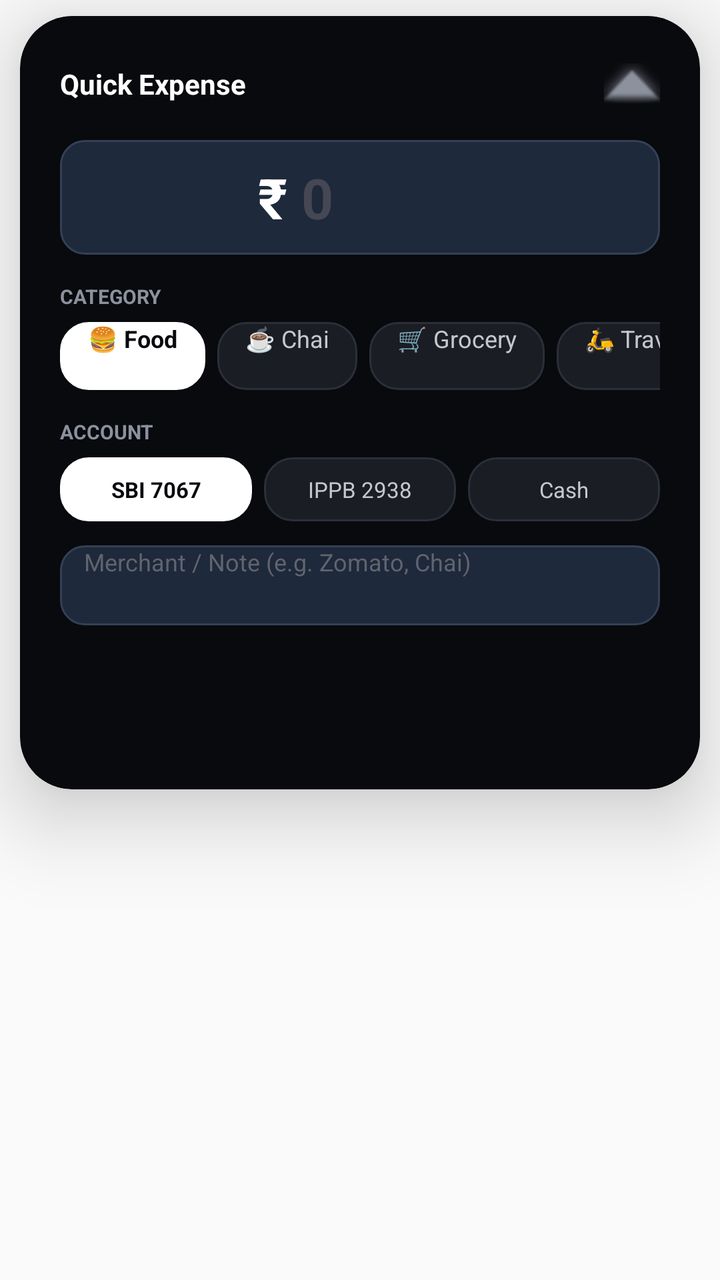
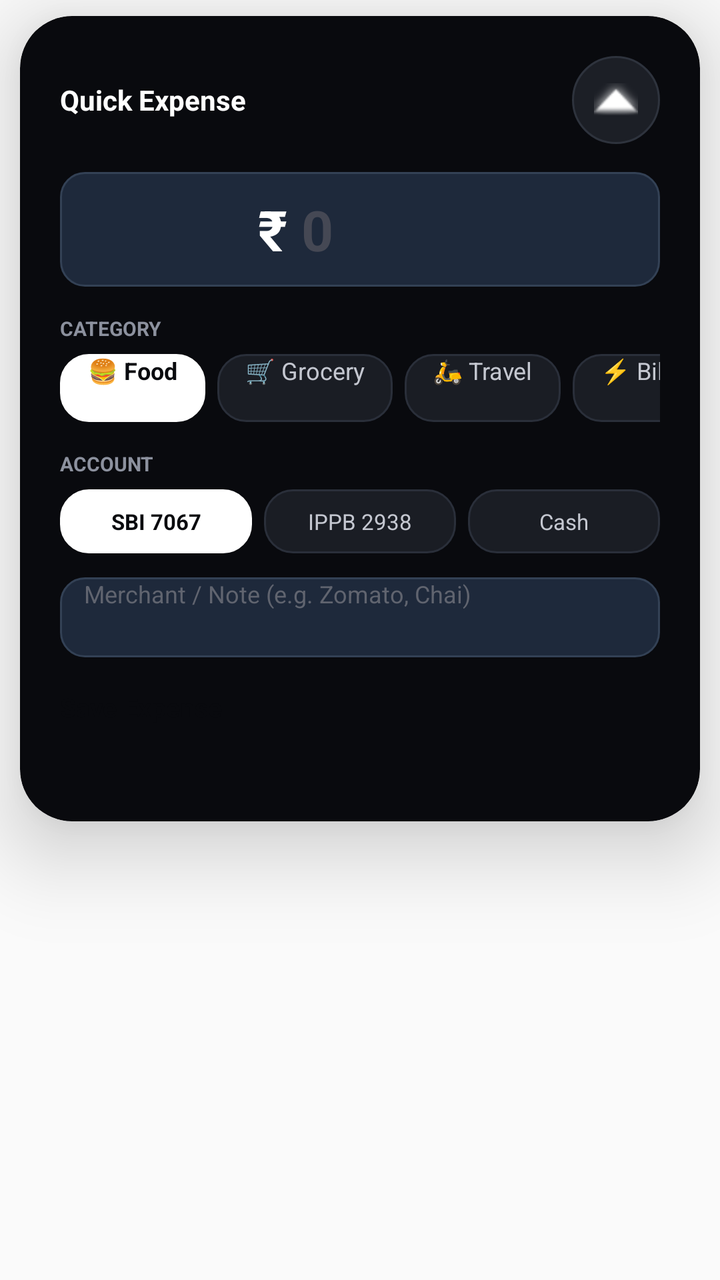

Before-and-after screenshots of an Android layout around one commit, followed by the original layout XML and the change that was made.
<!-- AndroidManifest.xml: application theme Theme.ExpensePulse -->
<!-- res/layout/layout_dynamic_island_overlay.xml -->
<?xml version="1.0" encoding="utf-8"?>
<FrameLayout xmlns:android="http://schemas.android.com/apk/res/android"
    xmlns:app="http://schemas.android.com/apk/res-auto"
    android:id="@+id/island_root"
    android:layout_width="match_parent"
    android:layout_height="wrap_content"
    android:clipChildren="false"
    android:clipToPadding="false"
    android:gravity="top|center_horizontal">

    
    <androidx.cardview.widget.CardView
        android:id="@+id/card_dynamic_island"
        android:layout_width="wrap_content"
        android:layout_height="wrap_content"
        android:layout_gravity="top|center_horizontal"
        android:layout_marginTop="8dp"
        app:cardBackgroundColor="#090A0E"
        app:cardCornerRadius="26dp"
        app:cardElevation="24dp">

        <LinearLayout
            android:layout_width="wrap_content"
            android:layout_height="wrap_content"
            android:orientation="vertical">

            
            <LinearLayout
                android:id="@+id/layout_island_compact"
                android:layout_width="wrap_content"
                android:layout_height="44dp"
                android:gravity="center_vertical"
                android:orientation="horizontal"
                android:paddingHorizontal="18dp"
                android:visibility="gone">

                <TextView
                    android:id="@+id/tv_island_pill_icon"
                    android:layout_width="wrap_content"
                    android:layout_height="wrap_content"
                    android:text="✓"
                    android:textColor="#FFFFFF"
                    android:textSize="14sp"
                    android:textStyle="bold" />

                <TextView
                    android:id="@+id/tv_island_pill_text"
                    android:layout_width="wrap_content"
                    android:layout_height="wrap_content"
                    android:layout_marginStart="8dp"
                    android:text="Saved Expense"
                    android:textColor="#FFFFFF"
                    android:textSize="12sp"
                    android:textStyle="bold" />

                <TextView
                    android:id="@+id/tv_island_pill_amount"
                    android:layout_width="wrap_content"
                    android:layout_height="wrap_content"
                    android:layout_marginStart="8dp"
                    android:text=""
                    android:textColor="#8C919E"
                    android:textSize="12sp"
                    android:visibility="gone" />
            </LinearLayout>

            
            <LinearLayout
                android:id="@+id/layout_island_expanded"
                android:layout_width="340dp"
                android:layout_height="wrap_content"
                android:orientation="vertical"
                android:padding="20dp"
                android:visibility="visible">

                
                <LinearLayout
                    android:layout_width="match_parent"
                    android:layout_height="wrap_content"
                    android:gravity="center_vertical"
                    android:orientation="horizontal">

                    <TextView
                        android:layout_width="0dp"
                        android:layout_height="wrap_content"
                        android:layout_weight="1"
                        android:text="Quick Expense"
                        android:textColor="#FFFFFF"
                        android:textSize="14sp"
                        android:textStyle="bold" />

                    <ImageButton
                        android:id="@+id/btn_island_collapse"
                        android:layout_width="28dp"
                        android:layout_height="28dp"
                        android:background="?android:attr/selectableItemBackgroundBorderless"
                        android:contentDescription="Collapse"
                        android:src="@android:drawable/arrow_up_float"
                        app:tint="#8C919E" />
                </LinearLayout>

                
                <LinearLayout
                    android:layout_width="match_parent"
                    android:layout_height="wrap_content"
                    android:layout_marginTop="14dp"
                    android:background="@drawable/bg_dark_input"
                    android:gravity="center"
                    android:orientation="horizontal"
                    android:paddingVertical="10dp">

                    <TextView
                        android:layout_width="wrap_content"
                        android:layout_height="wrap_content"
                        android:text="₹ "
                        android:textColor="#FFFFFF"
                        android:textSize="28sp"
                        android:textStyle="bold" />

                    <EditText
                        android:id="@+id/et_island_amount"
                        android:layout_width="wrap_content"
                        android:layout_height="wrap_content"
                        android:background="@null"
                        android:hint="0"
                        android:inputType="numberDecimal"
                        android:minWidth="80dp"
                        android:textColor="#FFFFFF"
                        android:textColorHint="#454854"
                        android:textSize="28sp"
                        android:textStyle="bold" />
                </LinearLayout>

                
                <TextView
                    android:layout_width="wrap_content"
                    android:layout_height="wrap_content"
                    android:layout_marginTop="14dp"
                    android:text="CATEGORY"
                    android:textColor="#8C919E"
                    android:textSize="10sp"
                    android:textStyle="bold" />

                <HorizontalScrollView
                    android:layout_width="match_parent"
                    android:layout_height="wrap_content"
                    android:layout_marginTop="6dp"
                    android:scrollbars="none">

                    <RadioGroup
                        android:id="@+id/rg_island_categories"
                        android:layout_width="wrap_content"
                        android:layout_height="wrap_content"
                        android:orientation="horizontal">

                        <RadioButton
                            android:id="@+id/rb_island_food"
                            android:layout_width="wrap_content"
                            android:layout_height="34dp"
                            android:layout_marginEnd="6dp"
                            android:background="@drawable/chip_dark_selector"
                            android:button="@null"
                            android:checked="true"
                            android:paddingHorizontal="14dp"
                            android:text="🍔 Food"
                            android:textColor="@drawable/chip_text_selector"
                            android:textSize="12sp"
                            android:textStyle="bold" />

                        <RadioButton
                            android:id="@+id/rb_island_chai"
                            android:layout_width="wrap_content"
                            android:layout_height="34dp"
                            android:layout_marginEnd="6dp"
                            android:background="@drawable/chip_dark_selector"
                            android:button="@null"
                            android:paddingHorizontal="14dp"
                            android:text="☕ Chai"
                            android:textColor="@drawable/chip_text_selector"
                            android:textSize="12sp" />

                        <RadioButton
                            android:id="@+id/rb_island_groceries"
                            android:layout_width="wrap_content"
                            android:layout_height="34dp"
                            android:layout_marginEnd="6dp"
                            android:background="@drawable/chip_dark_selector"
                            android:button="@null"
                            android:paddingHorizontal="14dp"
                            android:text="🛒 Grocery"
                            android:textColor="@drawable/chip_text_selector"
                            android:textSize="12sp" />

                        <RadioButton
                            android:id="@+id/rb_island_travel"
                            android:layout_width="wrap_content"
                            android:layout_height="34dp"
                            android:layout_marginEnd="6dp"
                            android:background="@drawable/chip_dark_selector"
                            android:button="@null"
                            android:paddingHorizontal="14dp"
                            android:text="🛵 Travel"
                            android:textColor="@drawable/chip_text_selector"
                            android:textSize="12sp" />

                        <RadioButton
                            android:id="@+id/rb_island_split"
                            android:layout_width="wrap_content"
                            android:layout_height="34dp"
                            android:layout_marginEnd="6dp"
                            android:background="@drawable/chip_dark_selector"
                            android:button="@null"
                            android:paddingHorizontal="14dp"
                            android:text="🤝 Split"
                            android:textColor="@drawable/chip_text_selector"
                            android:textSize="12sp" />

                        <RadioButton
                            android:id="@+id/rb_island_bills"
                            android:layout_width="wrap_content"
                            android:layout_height="34dp"
                            android:layout_marginEnd="6dp"
                            android:background="@drawable/chip_dark_selector"
                            android:button="@null"
                            android:paddingHorizontal="14dp"
                            android:text="⚡ Bills"
                            android:textColor="@drawable/chip_text_selector"
                            android:textSize="12sp" />

                        <RadioButton
                            android:id="@+id/rb_island_other"
                            android:layout_width="wrap_content"
                            android:layout_height="34dp"
                            android:background="@drawable/chip_dark_selector"
                            android:button="@null"
                            android:paddingHorizontal="14dp"
                            android:text="📝 Other"
                            android:textColor="@drawable/chip_text_selector"
                            android:textSize="12sp" />
                    </RadioGroup>
                </HorizontalScrollView>

                
                <TextView
                    android:layout_width="wrap_content"
                    android:layout_height="wrap_content"
                    android:layout_marginTop="14dp"
                    android:text="ACCOUNT"
                    android:textColor="#8C919E"
                    android:textSize="10sp"
                    android:textStyle="bold" />

                <RadioGroup
                    android:id="@+id/rg_island_accounts"
                    android:layout_width="match_parent"
                    android:layout_height="wrap_content"
                    android:layout_marginTop="6dp"
                    android:orientation="horizontal">

                    <RadioButton
                        android:id="@+id/rb_island_sbi"
                        android:layout_width="0dp"
                        android:layout_height="32dp"
                        android:layout_marginEnd="6dp"
                        android:layout_weight="1"
                        android:background="@drawable/chip_dark_selector"
                        android:button="@null"
                        android:checked="true"
                        android:gravity="center"
                        android:text="SBI 7067"
                        android:textColor="@drawable/chip_text_selector"
                        android:textSize="11sp"
                        android:textStyle="bold" />

                    <RadioButton
                        android:id="@+id/rb_island_ippb"
                        android:layout_width="0dp"
                        android:layout_height="32dp"
                        android:layout_marginEnd="6dp"
                        android:layout_weight="1"
                        android:background="@drawable/chip_dark_selector"
                        android:button="@null"
                        android:gravity="center"
                        android:text="IPPB 2938"
                        android:textColor="@drawable/chip_text_selector"
                        android:textSize="11sp" />

                    <RadioButton
                        android:id="@+id/rb_island_cash"
                        android:layout_width="0dp"
                        android:layout_height="32dp"
                        android:layout_weight="1"
                        android:background="@drawable/chip_dark_selector"
                        android:button="@null"
                        android:gravity="center"
                        android:text="Cash"
                        android:textColor="@drawable/chip_text_selector"
                        android:textSize="11sp" />
                </RadioGroup>

                
                <EditText
                    android:id="@+id/et_island_note"
                    android:layout_width="match_parent"
                    android:layout_height="40dp"
                    android:layout_marginTop="12dp"
                    android:background="@drawable/bg_dark_input"
                    android:hint="Merchant / Note (e.g. Zomato, Chai)"
                    android:paddingHorizontal="12dp"
                    android:textColor="#FFFFFF"
                    android:textColorHint="#60646F"
                    android:textSize="12sp" />

                
                <Button
                    android:id="@+id/btn_island_save"
                    android:layout_width="match_parent"
                    android:layout_height="46dp"
                    android:layout_marginTop="16dp"
                    android:backgroundTint="#FFFFFF"
                    android:text="Save Expense"
                    android:textAllCaps="false"
                    android:textColor="#090A0E"
                    android:textSize="13sp"
                    android:textStyle="bold" />

            </LinearLayout>

        </LinearLayout>

    </androidx.cardview.widget.CardView>

</FrameLayout>
<!-- resources referenced by this layout -->
<resources>
  <!-- drawable bg_dark_input (drawable) -->
  <?xml version="1.0" encoding="utf-8"?>
  <shape xmlns:android="http://schemas.android.com/apk/res/android"
      android:shape="rectangle">
      <corners android:radius="12dp" />
      <solid android:color="#1E293B" />
      <stroke android:width="1dp" android:color="#334155" />
  </shape>
  <!-- drawable chip_dark_selector (drawable) -->
  <?xml version="1.0" encoding="utf-8"?>
  <selector xmlns:android="http://schemas.android.com/apk/res/android">
      
      <item android:state_checked="true">
          <shape android:shape="rectangle">
              <corners android:radius="14dp" />
              <solid android:color="#FFFFFF" />
              <stroke android:width="1dp" android:color="#FFFFFF" />
          </shape>
      </item>
      
      <item>
          <shape android:shape="rectangle">
              <corners android:radius="14dp" />
              <solid android:color="#1A1D24" />
              <stroke android:width="1dp" android:color="#2A2F3A" />
          </shape>
      </item>
  </selector>
  <!-- drawable chip_text_selector (drawable) -->
  <?xml version="1.0" encoding="utf-8"?>
  <selector xmlns:android="http://schemas.android.com/apk/res/android">
      <item android:color="#090A0E" android:state_checked="true" />
      <item android:color="#C4C7D0" />
  </selector>
  <style name="Theme.ExpensePulse" parent="android:Theme.Material.Light.NoActionBar">
          <item name="android:statusBarColor">@color/surface</item>
          <item name="android:windowLightStatusBar">true</item>
      </style>
  <color name="surface">#F5F6F8</color>
</resources>

<!-- the commit's change to res/layout/layout_dynamic_island_overlay.xml (unified diff, before → after) -->
@@ -91,12 +91,13 @@
 
                     <ImageButton
                         android:id="@+id/btn_island_collapse"
-                        android:layout_width="28dp"
-                        android:layout_height="28dp"
-                        android:background="?android:attr/selectableItemBackgroundBorderless"
+                        android:layout_width="44dp"
+                        android:layout_height="44dp"
+                        android:background="@drawable/bg_circle_collapse"
                         android:contentDescription="Collapse"
+                        android:padding="11dp"
                         android:src="@android:drawable/arrow_up_float"
-                        app:tint="#8C919E" />
+                        app:tint="#FFFFFF" />
                 </LinearLayout>
 
                 
@@ -168,50 +169,26 @@
                             android:textStyle="bold" />
 
                         <RadioButton
-                            android:id="@+id/rb_island_chai"
+                            android:id="@+id/rb_island_groceries"
                             android:layout_width="wrap_content"
                             android:layout_height="34dp"
                             android:layout_marginEnd="6dp"
                             android:background="@drawable/chip_dark_selector"
                             android:button="@null"
                             android:paddingHorizontal="14dp"
-                            android:text="☕ Chai"
+                            android:text="🛒 Grocery"
                             android:textColor="@drawable/chip_text_selector"
                             android:textSize="12sp" />
 
                         <RadioButton
-                            android:id="@+id/rb_island_groceries"
+                            android:id="@+id/rb_island_travel"
                             android:layout_width="wrap_content"
                             android:layout_height="34dp"
                             android:layout_marginEnd="6dp"
                             android:background="@drawable/chip_dark_selector"
                             android:button="@null"
                             android:paddingHorizontal="14dp"
-                            android:text="🛒 Grocery"
-                            android:textColor="@drawable/chip_text_selector"
-                            android:textSize="12sp" />
-
-                        <RadioButton
-                            android:id="@+id/rb_island_travel"
-                            android:layout_width="wrap_content"
-                            android:layout_height="34dp"
-                            android:layout_marginEnd="6dp"
-                            android:background="@drawable/chip_dark_selector"
-                            android:button="@null"
-                            android:paddingHorizontal="14dp"
                             android:text="🛵 Travel"
-                            android:textColor="@drawable/chip_text_selector"
-                            android:textSize="12sp" />
-
-                        <RadioButton
-                            android:id="@+id/rb_island_split"
-                            android:layout_width="wrap_content"
-                            android:layout_height="34dp"
-                            android:layout_marginEnd="6dp"
-                            android:background="@drawable/chip_dark_selector"
-                            android:button="@null"
-                            android:paddingHorizontal="14dp"
-                            android:text="🤝 Split"
                             android:textColor="@drawable/chip_text_selector"
                             android:textSize="12sp" />
 
<!-- resource entries referenced after the edit -->
@@ -1,5 +1,12 @@
 <!-- resources referenced by this layout -->
 <resources>
+  <!-- drawable bg_circle_collapse (drawable) -->
+  <?xml version="1.0" encoding="utf-8"?>
+  <shape xmlns:android="http://schemas.android.com/apk/res/android"
+      android:shape="oval">
+      <solid android:color="#1C1F26" />
+      <stroke android:width="1dp" android:color="#2E333D" />
+  </shape>
   <!-- drawable bg_dark_input (drawable) -->
   <?xml version="1.0" encoding="utf-8"?>
   <shape xmlns:android="http://schemas.android.com/apk/res/android"
